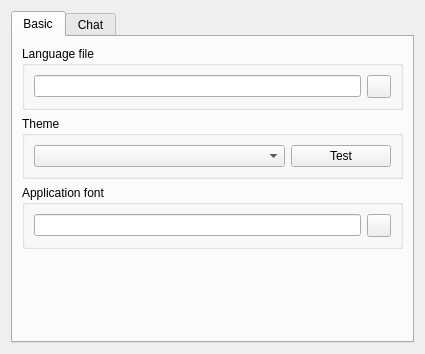
First picture: the form in eiskaltdcpp/ui/UISettingsGUI.ui, repository eiskaltdcpp/eiskaltdcpp, before the edit.
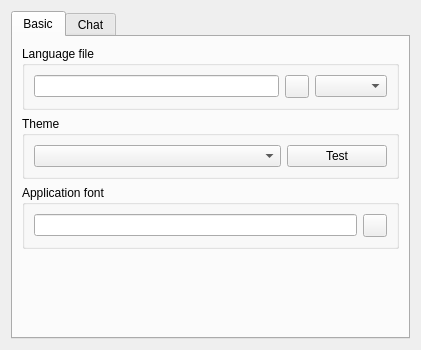
Second picture: the form after the edit. The open tabs and pages were chosen to show the change.

Commit message: Added combobox for switching languages

Diff of the .ui file:
```diff
--- a/eiskaltdcpp/ui/UISettingsGUI.ui
+++ b/eiskaltdcpp/ui/UISettingsGUI.ui
@@ -6,8 +6,8 @@
    <rect>
     <x>0</x>
     <y>0</y>
-    <width>425</width>
-    <height>354</height>
+    <width>421</width>
+    <height>350</height>
    </rect>
   </property>
   <property name="windowTitle">
@@ -40,6 +40,9 @@
             </property>
            </widget>
           </item>
+          <item row="0" column="2">
+           <widget class="QComboBox" name="comboBox_LANGS"/>
+          </item>
          </layout>
         </widget>
        </item>
```
Left out of the diff: 2 changed lines with no effect on the pictures. The commit also changes 5 other files.
